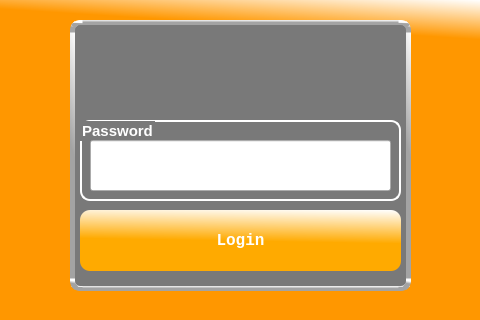
First picture: the form in HPOS/loginScreen.ui, repository MinniHai/HPoS_Pi, before the edit.
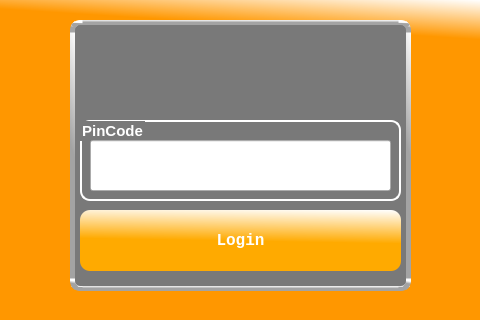
Second picture: the form after the edit. Icons and pictures are not drawn.

```diff
--- a/HPOS/loginScreen.ui
+++ b/HPOS/loginScreen.ui
@@ -115,7 +115,7 @@
      </font>
     </property>
     <property name="title">
-     <string>Password</string>
+     <string>PinCode</string>
     </property>
     <widget class="QLineEdit" name="ledPassword">
      <property name="geometry">
```
